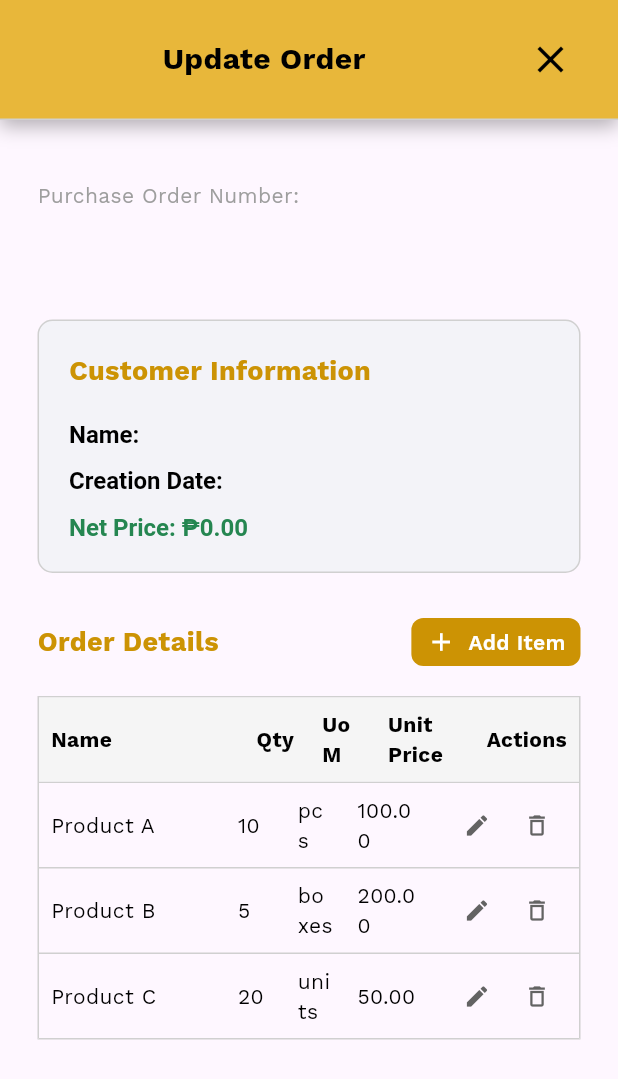
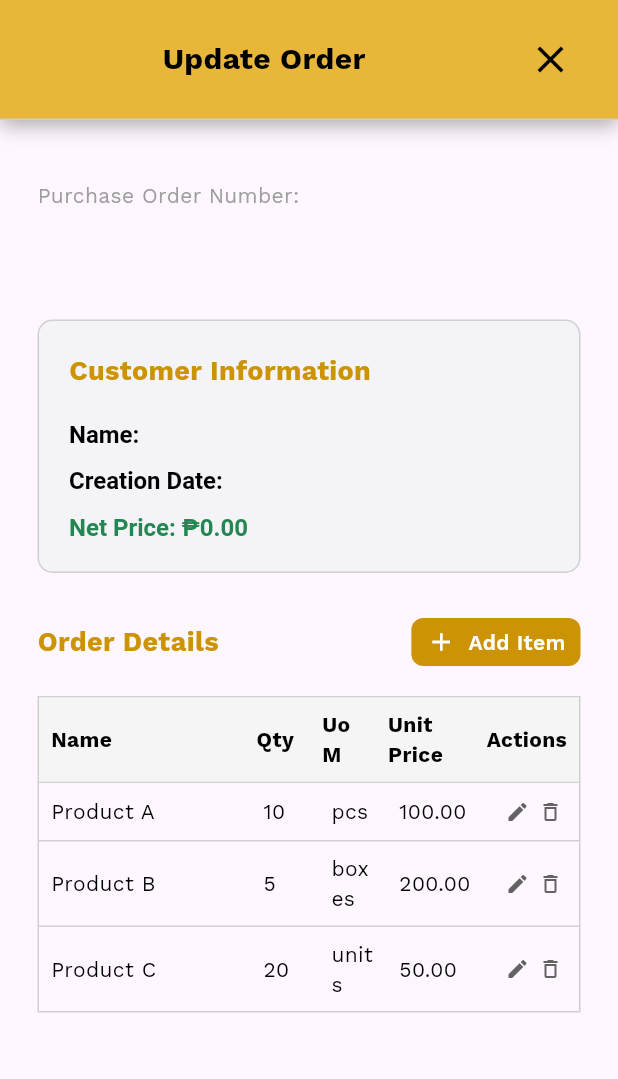
Before and after one commit to Novimi22/SE2_Group3_SilicaValleyOPC, a Flutter app: the UpdateOrderScreen screen opened directly with empty values, on a phone screen of 412 x 824 dp. Shown: the top 1079 px of the screen. Run offline on Flutter 3.47's test engine with Material 3 defaults, Android fonts, the phone set to English and light mode, and no system bars; our stand-ins replace google_fonts, image_picker.

Commit message:
fixed pencil icon position

```diff
--- a/lib/screens/manage_order/update_order.dart
+++ b/lib/screens/manage_order/update_order.dart
@@ -995,23 +995,30 @@ class _UpdateOrderScreenState extends State<UpdateOrderScreen> {
                                                   padding: const EdgeInsets.all(
                                                     8,
                                                   ),
-                                                  child: Row(
-                                                    mainAxisAlignment:
-                                                        MainAxisAlignment
-                                                            .center,
+                                                  child: Center(
+                                                    child: Container(
+                                                      width:
+                                                          44, // ← Fixed width for both
+                                                      height: 22,
+                                                      child: Stack(
                                                         children: [
-                                                      // Pencil icon - disabled when editing, enabled when saved
-                                                      IconButton(
-                                                        onPressed: isEditing
-                                                            ? null // Disabled during editing
-                                                            : () {
+                                                          // Pencil icon on left half
+                                                          Positioned(
+                                                            left: 0,
+                                                            child: GestureDetector(
+                                                              onTap: isEditing
+                                                                  ? null
+                                                                  : () =>
                                                                         _editItem(
                                                                           index,
-                                                                );
-                                                              },
-                                                        icon: Icon(
+                                                                        ),
+                                                              child: Container(
+                                                                width: 22,
+                                                                height: 22,
+                                                                child: Icon(
                                                                   Icons.edit,
-                                                          color: isEditing
+                                                                  color:
+                                                                      isEditing
                                                                       ? AppColors
                                                                             .iconGrayColor
                                                                             .withOpacity(
@@ -1019,39 +1026,35 @@ class _UpdateOrderScreenState extends State<UpdateOrderScreen> {
                                                                             )
                                                                       : AppColors
                                                                             .iconGrayColor,
-                                                          size: 18,
+                                                                  size: 16,
                                                                 ),
-                                                        padding:
-                                                            EdgeInsets.zero,
-                                                        constraints:
-                                                            const BoxConstraints(
-                                                              minWidth: 20,
-                                                              minHeight: 20,
                                                               ),
-                                                            visualDensity: VisualDensity.compact,
                                                             ),
-
-                                                      // Trash bin icon (always enabled)
-                                                      IconButton(
-                                                        onPressed: () {
-                                                          _deleteItem(index);
-                                                        },
-                                                        icon: Icon(
-                                                          Icons.delete_outline,
+                                                          ),
+                                                          // Trash icon on right half
+                                                          Positioned(
+                                                            right: 0,
+                                                            child: GestureDetector(
+                                                              onTap: () =>
+                                                                  _deleteItem(
+                                                                    index,
+                                                                  ),
+                                                              child: Container(
+                                                                width: 22,
+                                                                height: 22,
+                                                                child: Icon(
+                                                                  Icons
+                                                                      .delete_outline,
                                                                   color: AppColors
                                                                       .iconGrayColor,
-                                                          size: 18,
+                                                                  size: 16,
                                                                 ),
-                                                        padding:
-                                                            EdgeInsets.zero,
-                                                        constraints:
-                                                            const BoxConstraints(
-                                                              minWidth: 20,
-                                                              minHeight: 20,
                                                               ),
-                                                            visualDensity: VisualDensity.compact,
+                                                            ),
                                                           ),
                                                         ],
+                                                      ),
+                                                    ),
                                                   ),
                                                 ),
                                               ],
```
Lines whose indentation alone changed are shown as unchanged.
